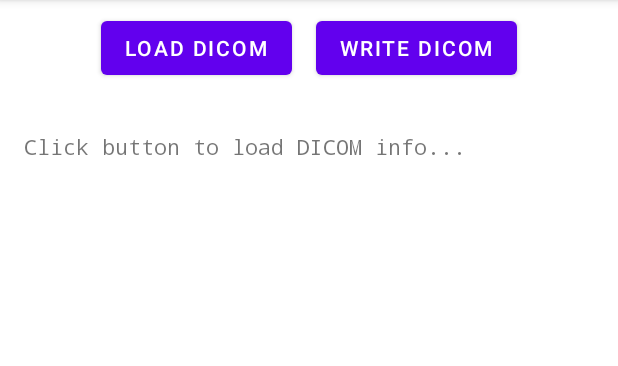
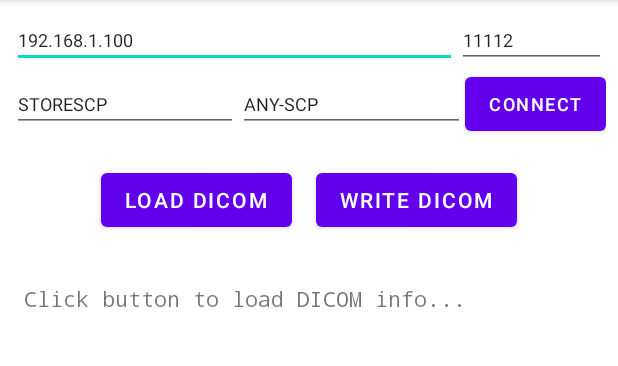
Before and after one commit to wangyongyao1989/DcmtkDemo, an Android app: the screen it shows after launch (MainActivity), on a phone screen of 412 x 824 dp, the part 84-450 px from its top. Run offline under Robolectric (Android 15) with nearby library versions, the light colour scheme and no system bars; 2 statements that could not run were skipped.

Commit message:
connectPACS连接及过程中的打印

```diff
--- a/app/src/main/AndroidManifest.xml
+++ b/app/src/main/AndroidManifest.xml
@@ -4,6 +4,7 @@
 
     <uses-permission android:name="android.permission.READ_EXTERNAL_STORAGE" />
     <uses-permission android:name="android.permission.WRITE_EXTERNAL_STORAGE" />
+    <uses-permission android:name="android.permission.INTERNET" />
 
     <application
         android:allowBackup="true"
--- a/app/src/main/java/com/example/dcmtkdemo/DcmtkJni.java
+++ b/app/src/main/java/com/example/dcmtkdemo/DcmtkJni.java
@@ -20,12 +20,14 @@ public class DcmtkJni {
 
     /**
      * 初始化 DCMTK，加载字典文件
+     *
      * @param dictPath 字典文件路径
      */
     public static native void initDcmtk(String dictPath);
 
     /**
      * 加载 DICOM 文件并返回其标签信息
+     *
      * @param filePath DICOM 文件的绝对路径
      * @return 包含 Tag 和 Value 的 HashMap
      */
@@ -33,5 +35,6 @@ public class DcmtkJni {
 
     public static native boolean writeDicomFile(String rawDataPath, String destDcmPath, int width, int height);
 
+    public static native boolean connectPACS(String host, int port, String localAET, String remoteAET);
 
 }
--- a/app/src/main/res/layout/activity_main.xml
+++ b/app/src/main/res/layout/activity_main.xml
@@ -7,12 +7,77 @@
     tools:context=".MainActivity">
 
     <LinearLayout
+        android:id="@+id/pacs_container"
+        android:layout_width="match_parent"
+        android:layout_height="wrap_content"
+        android:orientation="vertical"
+        android:padding="8dp"
+        app:layout_constraintTop_toTopOf="parent">
+
+        <LinearLayout
+            android:layout_width="match_parent"
+            android:layout_height="wrap_content"
+            android:orientation="horizontal">
+
+            <EditText
+                android:id="@+id/et_host"
+                android:layout_width="0dp"
+                android:layout_height="wrap_content"
+                android:layout_weight="3"
+                android:hint="Host (IP)"
+                android:text="192.168.1.100"
+                android:textSize="12sp" />
+
+            <EditText
+                android:id="@+id/et_port"
+                android:layout_width="0dp"
+                android:layout_height="wrap_content"
+                android:layout_weight="1"
+                android:hint="Port"
+                android:inputType="number"
+                android:text="11112"
+                android:textSize="12sp" />
+        </LinearLayout>
+
+        <LinearLayout
+            android:layout_width="match_parent"
+            android:layout_height="wrap_content"
+            android:orientation="horizontal">
+
+            <EditText
+                android:id="@+id/et_local_aet"
+                android:layout_width="0dp"
+                android:layout_height="wrap_content"
+                android:layout_weight="1"
+                android:hint="Local AET"
+                android:text="STORESCP"
+                android:textSize="12sp" />
+
+            <EditText
+                android:id="@+id/et_remote_aet"
+                android:layout_width="0dp"
+                android:layout_height="wrap_content"
+                android:layout_weight="1"
+                android:hint="Remote AET"
+                android:text="ANY-SCP"
+                android:textSize="12sp" />
+
+            <Button
+                android:id="@+id/btn_connect_pacs"
+                android:layout_width="wrap_content"
+                android:layout_height="wrap_content"
+                android:text="Connect"
+                android:textSize="12sp" />
+        </LinearLayout>
+    </LinearLayout>
+
+    <LinearLayout
         android:id="@+id/button_container"
         android:layout_width="match_parent"
         android:layout_height="wrap_content"
         android:orientation="horizontal"
         android:gravity="center"
-        app:layout_constraintTop_toTopOf="parent">
+        app:layout_constraintTop_toBottomOf="@id/pacs_container">
 
         <Button
             android:id="@+id/btn_load_dicom"
```
Also changed, not shown: app/src/main/java/com/example/dcmtkdemo/MainActivity.java (+30 -0 lines), 1 other file.
